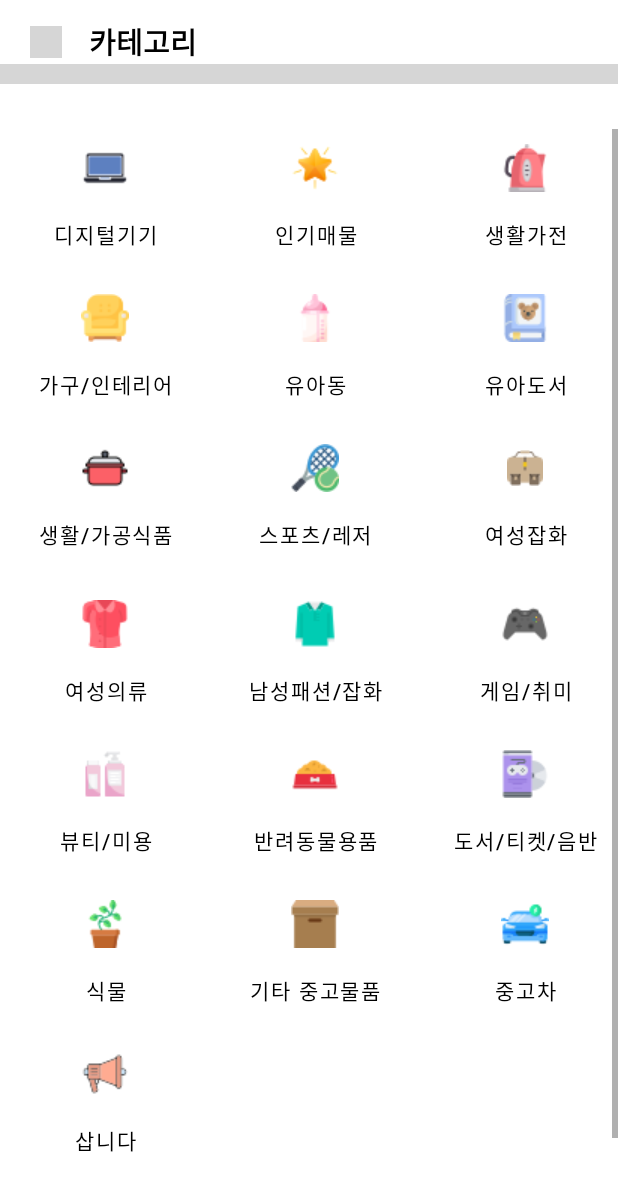
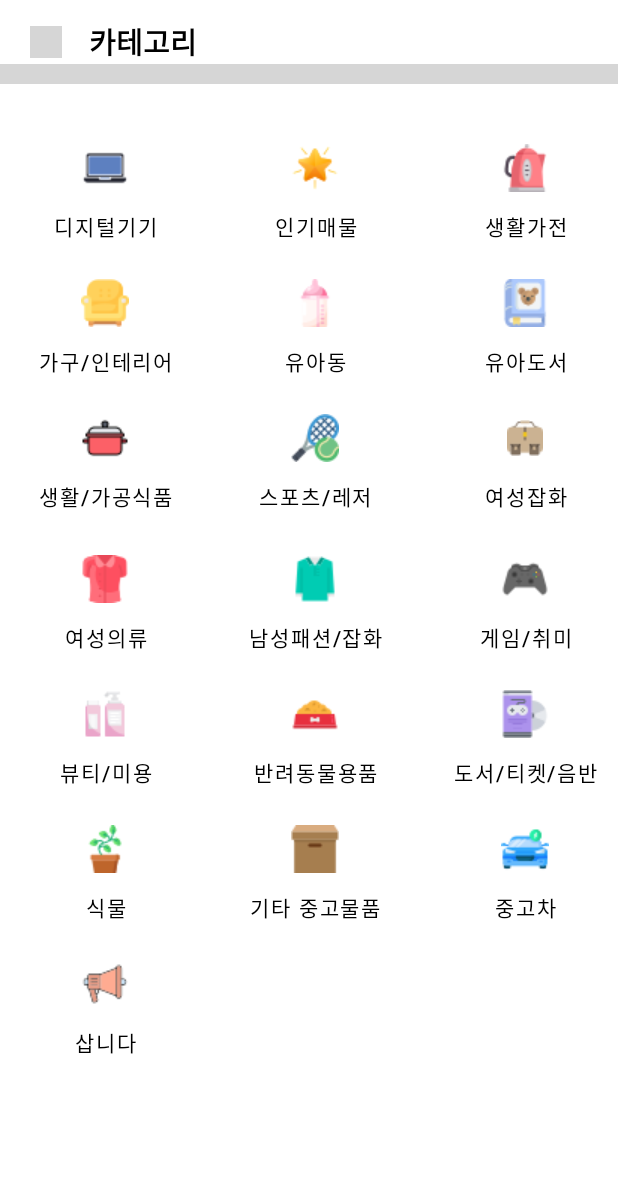
Before and after one commit to JaeYeon-Kim/CarrotMarket, an Android app: the CategoryActivity screen opened directly, with no data from a screen before it, on a phone screen of 412 x 824 dp. Shown: the top 1191 px of the screen. Run offline under Robolectric (Android 15) with nearby library versions, the phone set to English and light mode, and no system bars; grey boxes are pictures that could not be loaded.

```diff
--- a/app/src/main/java/com/kjy/carrotmarket/MainActivity.kt
+++ b/app/src/main/java/com/kjy/carrotmarket/MainActivity.kt
@@ -1,8 +1,10 @@
 package com.kjy.carrotmarket
 
+import android.app.AlertDialog
 import android.content.Intent
 import androidx.appcompat.app.AppCompatActivity
 import android.os.Bundle
+import android.transition.Visibility
 import android.util.Log
 import android.view.Menu
 import android.view.MenuItem
@@ -14,8 +16,11 @@ import androidx.recyclerview.widget.DividerItemDecoration
 import androidx.recyclerview.widget.LinearLayoutManager
 import com.google.android.material.bottomnavigation.BottomNavigationView
 import com.kjy.carrotmarket.databinding.ActivityMainBinding
+import com.kjy.carrotmarket.databinding.CustomDialogBinding
 
 class MainActivity : AppCompatActivity() {
+
+    private val context = this
 
     val binding by lazy {
         ActivityMainBinding.inflate(layoutInflater)
@@ -24,6 +29,7 @@ class MainActivity : AppCompatActivity() {
     override fun onCreate(savedInstanceState: Bundle?) {
         super.onCreate(savedInstanceState)
         setContentView(binding.root)
+
 
 
         // 액션바를 툴바에 적용(툴바를 사용한다.)
@@ -71,6 +77,19 @@ class MainActivity : AppCompatActivity() {
 
             // 아무것도 선택되지 않았을 경우
             override fun onNothingSelected(parent: AdapterView<*>?) {}
+        }
+
+
+
+        binding.fabButton.setOnClickListener {
+            val dialog = CustomDialogMain(this)
+            dialog.showMainDialog()
+            val intent = Intent(this, BuySellActivity::class.java)
+            dialog.setOnClickListener(object: CustomDialogMain.ButtonClickListener{
+                override fun onClick(text: String) {
+                    startActivity(intent)
+                }
+            })
         }
     }
 
--- a/app/src/main/res/layout/activity_category.xml
+++ b/app/src/main/res/layout/activity_category.xml
@@ -1,6 +1,5 @@
 <?xml version="1.0" encoding="utf-8"?>
-<androidx.constraintlayout.widget.ConstraintLayout
-    xmlns:android="http://schemas.android.com/apk/res/android"
+<androidx.constraintlayout.widget.ConstraintLayout xmlns:android="http://schemas.android.com/apk/res/android"
     xmlns:app="http://schemas.android.com/apk/res-auto"
     xmlns:tools="http://schemas.android.com/tools"
     android:layout_width="match_parent"
@@ -9,45 +8,45 @@
 
     <androidx.constraintlayout.widget.ConstraintLayout
         android:id="@+id/top_Constraint_layout"
+        android:layout_width="match_parent"
+        android:layout_height="?attr/actionBarSize"
+        app:layout_constraintEnd_toEndOf="parent"
         app:layout_constraintStart_toStartOf="parent"
-        app:layout_constraintEnd_toEndOf="parent"
-        app:layout_constraintTop_toTopOf="parent"
-        android:layout_width="match_parent"
-        android:layout_height="?attr/actionBarSize">
+        app:layout_constraintTop_toTopOf="parent">
 
         <ImageButton
             android:id="@+id/back_btn"
+            android:layout_width="21dp"
+            android:layout_height="21dp"
+            android:layout_marginStart="20dp"
             android:backgroundTint="#00FF0000"
             android:src="@drawable/back_btn"
-            android:layout_marginStart="20dp"
-            app:layout_constraintTop_toTopOf="parent"
+            android:stateListAnimator="@null"
             app:layout_constraintBottom_toBottomOf="parent"
             app:layout_constraintStart_toStartOf="parent"
-            android:stateListAnimator="@null"
-            android:layout_width="21dp"
-            android:layout_height="21dp"/>
+            app:layout_constraintTop_toTopOf="parent" />
 
         <TextView
             android:id="@+id/categoryText"
             android:layout_width="wrap_content"
             android:layout_height="wrap_content"
+            android:layout_marginStart="18dp"
             android:text="카테고리"
-            android:layout_marginStart="18dp"
-            app:layout_constraintTop_toTopOf="@id/back_btn"
+            android:textColor="@color/black"
+            android:textSize="19sp"
+            android:textStyle="bold"
             app:layout_constraintBottom_toBottomOf="@id/back_btn"
             app:layout_constraintStart_toEndOf="@id/back_btn"
-            android:textColor="@color/black"
-            android:textSize="19sp"
-            android:textStyle="bold"/>
+            app:layout_constraintTop_toTopOf="@id/back_btn" />
 
         <LinearLayout
             android:layout_width="match_parent"
             android:layout_height="20px"
+            android:background="@drawable/gradient"
             android:orientation="vertical"
-            android:background="@drawable/gradient"
             app:layout_constraintBottom_toBottomOf="@id/top_Constraint_layout"
-            app:layout_constraintStart_toStartOf="parent"
-            app:layout_constraintEnd_toEndOf="parent" />
+            app:layout_constraintEnd_toEndOf="parent"
+            app:layout_constraintStart_toStartOf="parent" />
 
 
     </androidx.constraintlayout.widget.ConstraintLayout>
@@ -57,223 +56,245 @@
         android:layout_height="0dp"
         android:layout_marginTop="30dp"
         android:layout_marginBottom="50dp"
+        app:layout_constraintBottom_toBottomOf="parent"
+        app:layout_constraintEnd_toEndOf="parent"
         app:layout_constraintStart_toStartOf="parent"
-        app:layout_constraintEnd_toEndOf="parent"
-        app:layout_constraintTop_toBottomOf="@id/top_Constraint_layout"
-        app:layout_constraintBottom_toBottomOf="parent">
+        app:layout_constraintTop_toBottomOf="@id/top_Constraint_layout">
 
         <GridLayout
             android:id="@+id/gridLayout"
             android:layout_width="match_parent"
             android:layout_height="0dp"
-            android:orientation="horizontal"
-            android:columnCount="3">
+            android:columnCount="3"
+            android:orientation="horizontal">
 
             <Button
                 android:id="@+id/digitalButton"
+                android:layout_width="140dp"
+                android:layout_height="90dp"
+                android:background="#00FF0000"
                 android:backgroundTint="#00FF0000"
-                android:background="#00FF0000"
-                android:layout_width="140dp"
-                android:layout_height="100dp"
+                android:clickable="true"
+                android:drawableTop="@drawable/laptop"
+                android:foreground="?android:attr/selectableItemBackground"
                 android:text="디지털기기"
-                android:clickable="true"
-                android:textColor="@color/black"
-                android:drawableTop="@drawable/laptop" />
+                android:textColor="@color/black" />
 
             <Button
                 android:id="@+id/popularButton"
+                android:layout_width="140dp"
+                android:layout_height="90dp"
+                android:background="#00FF0000"
                 android:backgroundTint="#00FF0000"
-                android:background="#00FF0000"
-                android:layout_width="140dp"
-                android:layout_height="100dp"
+                android:clickable="true"
+                android:drawableTop="@drawable/star"
+                android:foreground="?android:attr/selectableItemBackground"
                 android:text="인기매물"
-                android:clickable="true"
-                android:textColor="@color/black"
-                android:drawableTop="@drawable/star" />
+                android:textColor="@color/black" />
 
             <Button
                 android:id="@+id/cookingPotButton"
+                android:layout_width="140dp"
+                android:layout_height="90dp"
+                android:background="#00FF0000"
                 android:backgroundTint="#00FF0000"
-                android:background="#00FF0000"
-                android:layout_width="140dp"
-                android:layout_height="100dp"
+                android:clickable="true"
+                android:drawableTop="@drawable/kettle"
+                android:foreground="?android:attr/selectableItemBackground"
                 android:text="생활가전"
-                android:clickable="true"
-                android:textColor="@color/black"
-                android:drawableTop="@drawable/kettle" />
+                android:textColor="@color/black" />
 
             <Button
                 android:id="@+id/sofaButton"
+                android:layout_width="140dp"
+                android:layout_height="90dp"
+                android:background="#00FF0000"
                 android:backgroundTint="#00FF0000"
-                android:background="#00FF0000"
-                android:layout_width="140dp"
+                android:clickable="true"
+                android:drawableTop="@drawable/sofa"
+                android:foreground="?android:attr/selectableItemBackground"
                 android:text="가구/인테리어"
-                android:clickable="true"
-                android:layout_height="100dp"
-                android:textColor="@color/black"
-                android:drawableTop="@drawable/sofa" />
+                android:textColor="@color/black" />
 
             <Button
                 android:id="@+id/baby_button"
+                android:layout_width="140dp"
+                android:layout_height="90dp"
+                android:background="#00FF0000"
                 android:backgroundTint="#00FF0000"
-                android:background="#00FF0000"
-                android:layout_width="140dp"
-                android:layout_height="100dp"
+                android:clickable="true"
+                android:drawableTop="@drawable/feeding_bottle"
+                android:foreground="?android:attr/selectableItemBackground"
                 android:text="유아동"
-                android:clickable="true"
-                android:textColor="@color/black"
-                android:drawableTop="@drawable/feeding_bottle" />
+                android:textColor="@color/black" />
 
             <Button
                 android:id="@+id/fairyTale"
+                android:layout_width="140dp"
+                android:layout_height="90dp"
+                android:background="#00FF0000"
                 android:backgroundTint="#00FF0000"
-                android:background="#00FF0000"
-                android:layout_width="140dp"
-                android:layout_height="100dp"
+                android:clickable="true"
+                android:drawableTop="@drawable/fairytale_book"
+                android:foreground="?android:attr/selectableItemBackground"
                 android:text="유아도서"
-                android:clickable="true"
-                android:textColor="@color/black"
-                android:drawableTop="@drawable/fairytale_book" />
+                android:textColor="@color/black" />
 
             <Button
                 android:id="@+id/lifeButton"
+                android:layout_width="140dp"
+                android:layout_height="90dp"
+                android:background="#00FF0000"
                 android:backgroundTint="#00FF0000"
-                android:background="#00FF0000"
-                android:layout_width="140dp"
-                android:layout_height="100dp"
+                android:clickable="true"
+                android:drawableTop="@drawable/cooking_pot"
+                android:foreground="?android:attr/selectableItemBackground"
                 android:text="생활/가공식품"
-                android:clickable="true"
-                android:textColor="@color/black"
-                android:drawableTop="@drawable/cooking_pot" />
+                android:textColor="@color/black" />
 
             <Button
                 android:id="@+id/sportsButton"
+                android:layout_width="140dp"
+                android:layout_height="90dp"
+                android:background="#00FF0000"
                 android:backgroundTint="#00FF0000"
-                android:background="#00FF0000"
-                android:layout_width="140dp"
-                android:layout_height="100dp"
+                android:clickable="true"
+                android:drawableTop="@drawable/tennis"
+                android:foreground="?android:attr/selectableItemBackground"
                 android:text="스포츠/레저"
-                android:clickable="true"
-                android:textColor="@color/black"
-                android:drawableTop="@drawable/tennis" />
+                android:textColor="@color/black" />
 
             <Button
                 android:id="@+id/womanBagButton"
+                android:layout_width="140dp"
+                android:layout_height="90dp"
+                android:background="#00FF0000"
                 android:backgroundTint="#00FF0000"
-                android:background="#00FF0000"
-                android:layout_width="140dp"
-                android:layout_height="100dp"
+                android:clickable="true"
+                android:drawableTop="@drawable/handbag"
+                android:foreground="?android:attr/selectableItemBackground"
                 android:text="여성잡화"
-                android:clickable="true"
-                android:textColor="@color/black"
-                android:drawableTop="@drawable/handbag" />
+                android:textColor="@color/black" />
+
             <Button
                 android:id="@+id/womanClotheButton"
+                android:layout_width="140dp"
+                android:layout_height="90dp"
+                android:background="#00FF0000"
                 android:backgroundTint="#00FF0000"
-                android:background="#00FF0000"
-                android:layout_width="140dp"
-                android:layout_height="100dp"
+                android:clickable="true"
+                android:drawableTop="@drawable/blouse"
+                android:foreground="?android:attr/selectableItemBackground"
                 android:text="여성의류"
-                android:clickable="true"
-                android:textColor="@color/black"
-                android:drawableTop="@drawable/blouse" />
+                android:textColor="@color/black" />
 
             <Button
                 android:id="@+id/ManFashionButton"
+                android:layout_width="140dp"
+                android:layout_height="90dp"
+                android:background="#00FF0000"
                 android:backgroundTint="#00FF0000"
-                android:background="#00FF0000"
-                android:layout_width="140dp"
-                android:layout_height="100dp"
+                android:clickable="true"
+                android:drawableTop="@drawable/poloshirts"
+                android:foreground="?android:attr/selectableItemBackground"
                 android:text="남성패션/잡화"
-                android:clickable="true"
-                android:textColor="@color/black"
-                android:drawableTop="@drawable/poloshirts" />
+                android:textColor="@color/black" />
 
             <Button
                 android:id="@+id/gameButton"
+                android:layout_width="140dp"
+                android:layout_height="90dp"
+                android:background="#00FF0000"
                 android:backgroundTint="#00FF0000"
-                android:background="#00FF0000"
-                android:layout_width="140dp"
-                android:layout_height="100dp"
+                android:clickable="true"
+                android:drawableTop="@drawable/joystick"
+                android:foreground="?android:attr/selectableItemBackground"
                 android:text="게임/취미"
-                android:clickable="true"
-                android:textColor="@color/black"
-                android:drawableTop="@drawable/joystick" />
+                android:textColor="@color/black" />
+
             <Button
                 android:id="@+id/BeautyButton"
+                android:layout_width="140dp"
+                android:layout_height="90dp"
+                android:background="#00FF0000"
                 android:backgroundTint="#00FF0000"
-                android:background="#00FF0000"
-                android:layout_width="140dp"
-                android:layout_height="100dp"
+                android:clickable="true"
+                android:drawableTop="@drawable/cleanser"
+                android:foreground="?android:attr/selectableItemBackground"
                 android:text="뷰티/미용"
-                android:clickable="true"
-                android:textColor="@color/black"
-                android:drawableTop="@drawable/cleanser" />
+                android:textColor="@color/black" />
 
             <Button
                 android:id="@+id/petButton"
+                android:layout_width="140dp"
+                android:layout_height="90dp"
+                android:background="#00FF0000"
                 android:backgroundTint="#00FF0000"
-                android:background="#00FF0000"
-                android:layout_width="140dp"
-                android:layout_height="100dp"
+                android:clickable="true"
+                android:drawableTop="@drawable/pet_food_bowl"
+                android:foreground="?android:attr/selectableItemBackground"
                 android:text="반려동물용품"
-                android:clickable="true"
-                android:textColor="@color/black"
-                android:drawableTop="@drawable/pet_food_bowl" />
+                android:textColor="@color/black" />
 
             <Button
                 android:id="@+id/bookButton"
+                android:layout_width="140dp"
+                android:layout_height="90dp"
+                android:background="#00FF0000"
                 android:backgroundTint="#00FF0000"
-                android:background="#00FF0000"
-                android:layout_width="140dp"
-                android:layout_height="100dp"
+                android:clickable="true"
+                android:drawableTop="@drawable/cd_game"
+                android:foreground="?android:attr/selectableItemBackground"
                 android:text="도서/티켓/음반"
-                android:clickable="true"
-                android:textColor="@color/black"
-                android:drawableTop="@drawable/cd_game" />
+                android:textColor="@color/black" />
+
             <Button
                 android:id="@+id/plantButton"
+                android:layout_width="140dp"
+                android:layout_height="90dp"
+                android:background="#00FF0000"
                 android:backgroundTint="#00FF0000"
-                android:background="#00FF0000"
-                android:layout_width="140dp"
-                android:layout_height="100dp"
+                android:clickable="true"
+                android:drawableTop="@drawable/plant"
+                android:foreground="?android:attr/selectableItemBackground"
                 android:text="식물"
-                android:clickable="true"
-                android:textColor="@color/black"
-                android:drawableTop="@drawable/plant" />
+                android:textColor="@color/black" />
 
             <Button
                 android:id="@+id/boxButton"
+                android:layout_width="140dp"
+                android:layout_height="90dp"
+                android:background="#00FF0000"
                 android:backgroundTint="#00FF0000"
-                android:background="#00FF0000"
-                android:layout_width="140dp"
-                android:layout_height="100dp"
+                android:clickable="true"
+                android:drawableTop="@drawable/box"
+                android:foreground="?android:attr/selectableItemBackground"
                 android:text="기타 중고물품"
-                android:clickable="true"
-                android:textColor="@color/black"
-                android:drawableTop="@drawable/box" />
+                android:textColor="@color/black" />
 
             <Button
                 android:id="@+id/carButton"
+                android:layout_width="140dp"
+                android:layout_height="90dp"
+                android:background="#00FF0000"
                 android:backgroundTint="#00FF0000"
-                android:background="#00FF0000"
-                android:layout_width="140dp"
-                android:layout_height="100dp"
+                android:clickable="true"
+                android:drawableTop="@drawable/car"
+                android:foreground="?android:attr/selectableItemBackground"
                 android:text="중고차"
-                android:clickable="true"
-                android:textColor="@color/black"
-                android:drawableTop="@drawable/car" />
+                android:textColor="@color/black" />
 
             <Button
                 android:id="@+id/speakerButton"
+                android:layout_width="140dp"
+                android:layout_height="90dp"
+                android:background="#00FF0000"
                 android:backgroundTint="#00FF0000"
-                android:background="#00FF0000"
-                android:layout_width="140dp"
-                android:layout_height="100dp"
+                android:clickable="true"
+                android:drawableTop="@drawable/loud_speaker"
+                android:foreground="?android:attr/selectableItemBackground"
                 android:text="삽니다"
-                android:clickable="true"
-                android:textColor="@color/black"
-                android:drawableTop="@drawable/loud_speaker" />
+                android:textColor="@color/black" />
         </GridLayout>
     </ScrollView>
 
--- a/app/src/main/res/layout/activity_main.xml
+++ b/app/src/main/res/layout/activity_main.xml
@@ -87,9 +87,23 @@
         android:layout_marginEnd="15dp"
         android:layout_marginBottom="15dp"
         android:backgroundTint="#ff7f00"
-        android:clickable="true"
+        android:visibility="visible"
         android:src="@drawable/fab_add_icon"
-        android:tint="#fff"
+        app:tint="@color/white"
+        app:borderWidth="0dp"
+        app:layout_constraintBottom_toTopOf="@id/bottom_nav"
+        app:layout_constraintEnd_toEndOf="parent" />
+
+    <com.google.android.material.floatingactionbutton.FloatingActionButton
+        android:id="@+id/close_button"
+        android:layout_width="wrap_content"
+        android:layout_height="wrap_content"
+        android:layout_marginEnd="15dp"
+        android:layout_marginBottom="15dp"
+        android:backgroundTint="@color/white"
+        android:visibility="invisible"
+        android:src="@drawable/cross"
+        app:tint="@color/black"
         app:borderWidth="0dp"
         app:layout_constraintBottom_toTopOf="@id/bottom_nav"
         app:layout_constraintEnd_toEndOf="parent" />
```
Also changed, not shown: app/src/main/AndroidManifest.xml (+7 -0 lines).
